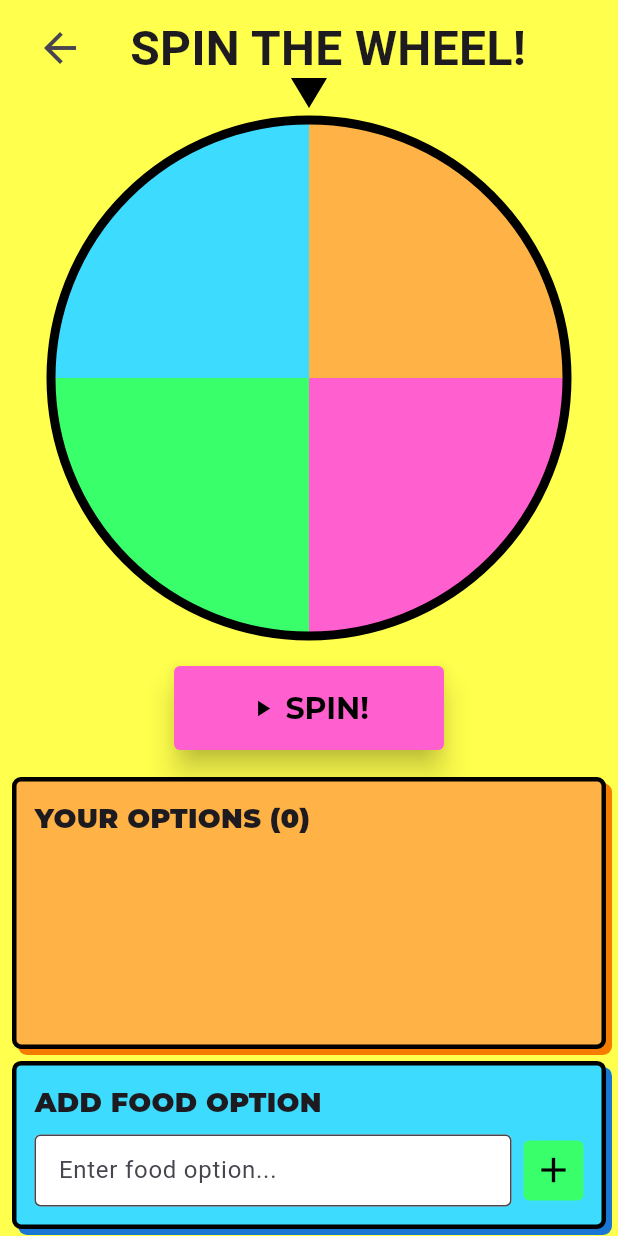
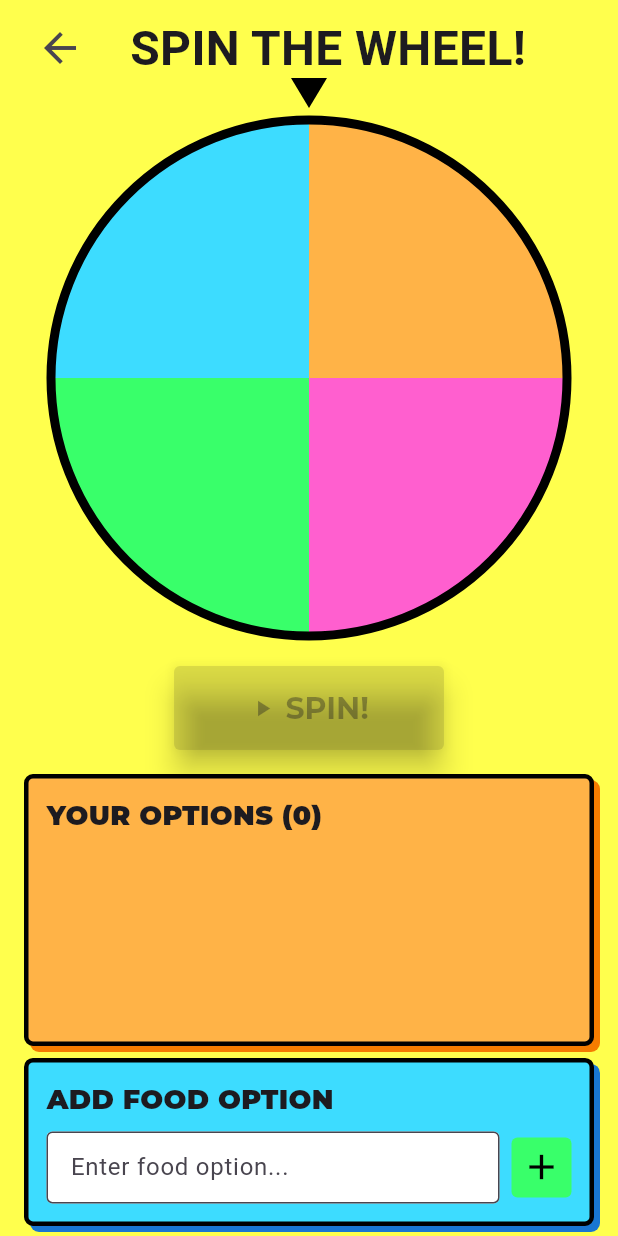
Before and after one commit to CodeWithSomesh/WhatToEat, a Flutter app: the screen it shows after launch, after a tap on "START SPINNING →", on a phone screen of 412 x 824 dp. Run offline on Flutter 3.47's test engine with Material 3 defaults, Android fonts, the phone set to English and light mode, and no system bars; our stand-ins replace audioplayers, confetti, google_fonts.

Commit message:
Adjust padding and disable spin button when options are empty in Manual Wheel Page

```diff
--- a/lib/screens/manual_spin_screen.dart
+++ b/lib/screens/manual_spin_screen.dart
@@ -114,8 +114,8 @@ class _ManualSpinScreenState extends State<ManualSpinScreen>
                             angle: _animation.value,
                           ),
                           child: SizedBox(
-                            width: 360, // Increased size
-                            height: 360, // Increased size
+                            width: 360,
+                            height: 360,
                           ),
                         );
                       },
@@ -139,17 +139,18 @@ class _ManualSpinScreenState extends State<ManualSpinScreen>
                         ).copyWith(
                           elevation: MaterialStateProperty.all(8),
                         ),
-                        onPressed: _isSpinning ? null : () => _spinWheel(options),
+                        onPressed: _isSpinning || options.isEmpty ? null : () => _spinWheel(options), // Disable if no options
                       ),
                     ),
                   ),
-                  const SizedBox(height: 18),
                   if (_lastResult != null)
                     Padding(
-                      padding: const EdgeInsets.only(bottom: 12.0),
+                      padding: const EdgeInsets.only(top: 20.0, bottom: 8.0), // Adjusted top padding
+                      child: Center(
                         child: Transform.rotate(
                           angle: -0.05,
                           child: Container(
+                            width: 320, // Constrain width
                             padding: const EdgeInsets.symmetric(vertical: 18, horizontal: 24),
                             decoration: BoxDecoration(
                               color: const Color(0xFF39FF6A),
@@ -174,6 +175,9 @@ class _ManualSpinScreenState extends State<ManualSpinScreen>
                                 ),
                                 Text(
                                   _lastResult!,
+                                  textAlign: TextAlign.center, // Center the text
+                                  maxLines: 2, // Allow max 2 lines
+                                  overflow: TextOverflow.ellipsis, // Add ellipsis if too long
                                   style: GoogleFonts.luckiestGuy(
                                     fontSize: 32,
                                     fontWeight: FontWeight.bold,
@@ -184,8 +188,9 @@ class _ManualSpinScreenState extends State<ManualSpinScreen>
                           ),
                         ),
                       ),
+                    ),
                   Padding(
-                    padding: const EdgeInsets.symmetric(horizontal: 8.0),
+                    padding: const EdgeInsets.only(left: 16.0, right: 16.0, top: 16.0), // Adjusted padding
                     child: ConstrainedBox(
                       constraints: BoxConstraints(
                         minHeight: MediaQuery.of(context).size.height * 0.22,
@@ -243,7 +248,7 @@ class _ManualSpinScreenState extends State<ManualSpinScreen>
                   ),
                   const SizedBox(height: 8),
                   Padding(
-                    padding: const EdgeInsets.symmetric(horizontal: 8.0),
+                    padding: const EdgeInsets.symmetric(horizontal: 16.0), // Adjusted padding
                     child: Container(
                       decoration: BoxDecoration(
                         color: const Color(0xFF3DDCFF),
@@ -398,7 +403,7 @@ class _WheelPainter extends CustomPainter {
           center.dx + textRadius * cos(textAngle),
           center.dy + textRadius * sin(textAngle),
         );
-        canvas.rotate(textAngle + pi / 2); // Rotate text with the segment
+        canvas.rotate(textAngle + pi / 2);
         canvas.translate(-textPainter.width / 2, -textPainter.height / 2);
         textPainter.paint(canvas, Offset.zero);
         canvas.restore();
```
Lines whose indentation alone changed are shown as unchanged.
